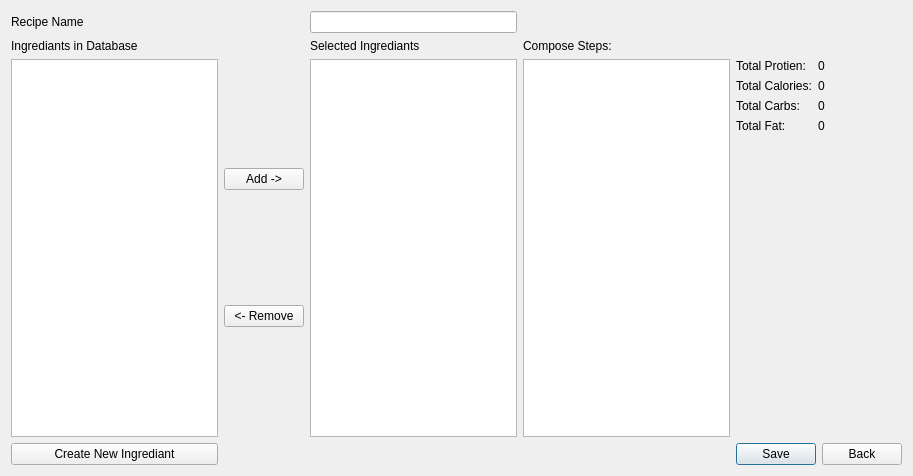
escobaros-dos/mealplanner, file mealplanner/createrecipewindow.ui: the form before one commit.
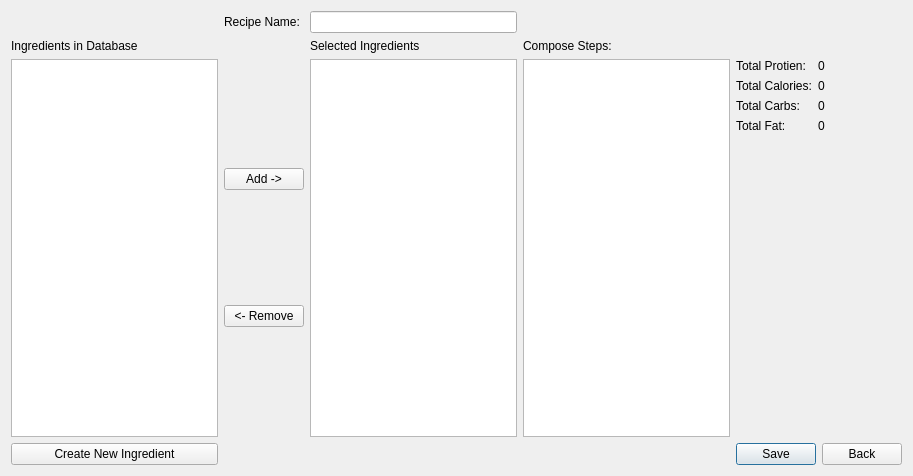
The form after the commit.

Diff of the .ui file:
```diff
--- a/mealplanner/createrecipewindow.ui
+++ b/mealplanner/createrecipewindow.ui
@@ -19,14 +19,7 @@
      <item row="1" column="0">
       <widget class="QLabel" name="label_2">
        <property name="text">
-        <string>Ingrediants in Database</string>
-       </property>
-      </widget>
-     </item>
-     <item row="0" column="0">
-      <widget class="QLabel" name="label">
-       <property name="text">
-        <string>Recipe Name</string>
+        <string>Ingredients in Database</string>
        </property>
       </widget>
      </item>
@@ -117,7 +110,7 @@
      <item row="1" column="2">
       <widget class="QLabel" name="label_3">
        <property name="text">
-        <string>Selected Ingrediants</string>
+        <string>Selected Ingredients</string>
        </property>
       </widget>
      </item>
@@ -148,7 +141,7 @@
      <item row="3" column="0">
       <widget class="QPushButton" name="CreateIngridientButton">
        <property name="text">
-        <string>Create New Ingrediant</string>
+        <string>Create New Ingredient</string>
        </property>
       </widget>
      </item>
@@ -159,6 +152,13 @@
        </property>
       </widget>
      </item>
+     <item row="0" column="1">
+      <widget class="QLabel" name="label">
+       <property name="text">
+        <string>Recipe Name:</string>
+       </property>
+      </widget>
+     </item>
     </layout>
    </item>
   </layout>
```
